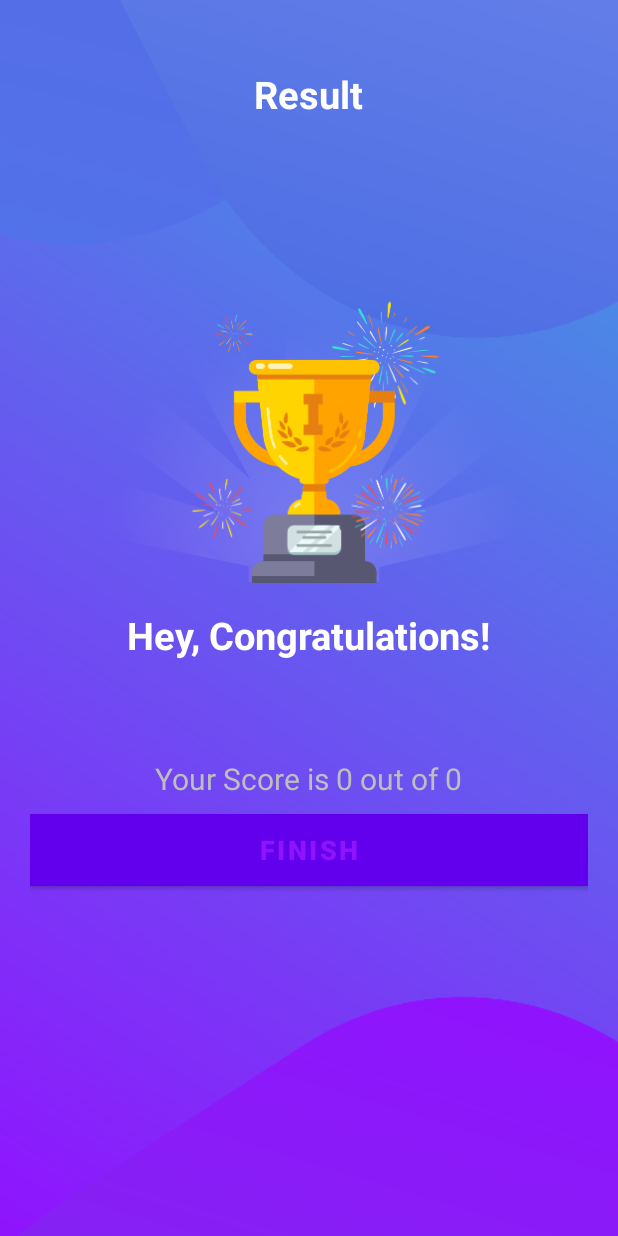
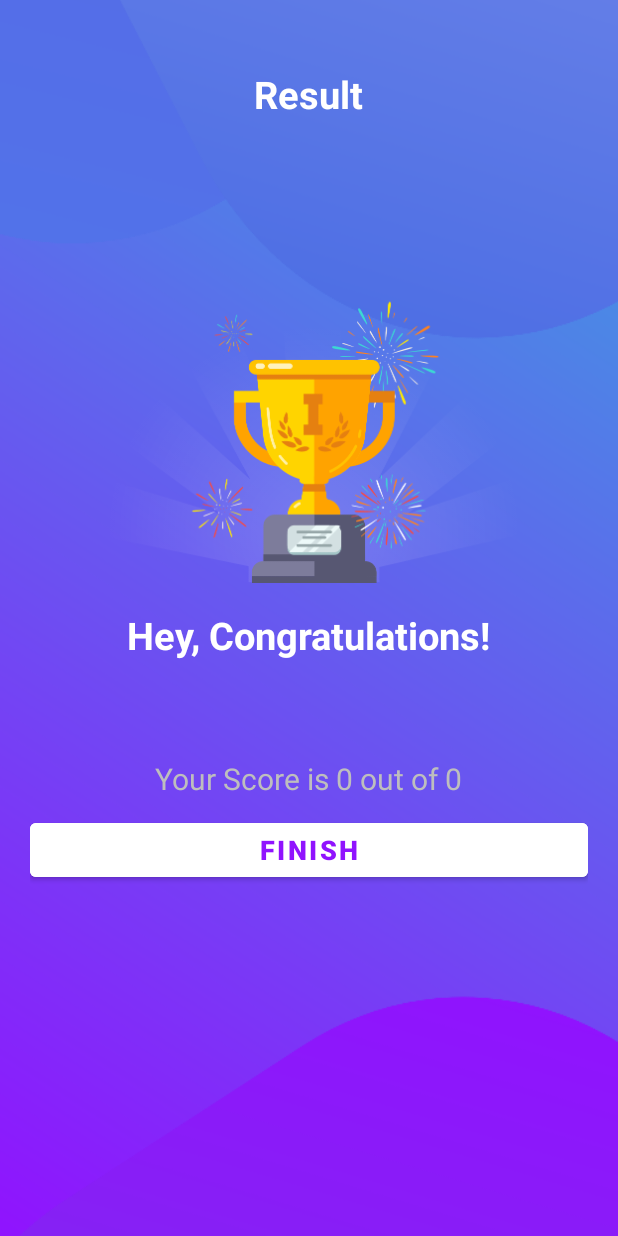
Before and after one commit to abubaker-cs/QuizApp, an Android app: the ResultActivity screen opened directly, with no data from a screen before it, on a phone screen of 412 x 824 dp. Run offline under Robolectric (Android 15) with nearby library versions, the phone set to English and light mode, and no system bars; our stand-ins replace data binding.

Commit message:
Project completed

```diff
--- a/app/src/main/java/org/abubaker/quizapp/MainActivity.kt
+++ b/app/src/main/java/org/abubaker/quizapp/MainActivity.kt
@@ -2,6 +2,7 @@ package org.abubaker.quizapp
 
 import android.content.Intent
 import android.os.Bundle
+import android.view.View
 import android.widget.Toast
 import androidx.appcompat.app.AppCompatActivity
 import androidx.databinding.DataBindingUtil
--- a/app/src/main/java/org/abubaker/quizapp/ResultActivity.kt
+++ b/app/src/main/java/org/abubaker/quizapp/ResultActivity.kt
@@ -21,9 +21,9 @@ class ResultActivity : AppCompatActivity() {
         /**
          * Catch Information
          */
-        val username = intent.getStringArrayExtra(Constants.USER_NAME)
-        println("Username: $username")
-        binding.tvName.text = username.toString()
+        val userName = intent.getStringExtra(Constants.USER_NAME)
+        println("Username: $userName")
+        binding.tvName.text = userName
 
         val totalQuestions = intent.getIntExtra(Constants.TOTAL_QUESTIONS, 0)
         val correctAnswer = intent.getIntExtra(Constants.CORRECT_ANSWERS, 0)
--- a/app/src/main/res/layout/activity_main.xml
+++ b/app/src/main/res/layout/activity_main.xml
@@ -7,8 +7,10 @@
         android:layout_width="match_parent"
         android:layout_height="match_parent"
         android:background="@drawable/ic_bg"
+        android:fitsSystemWindows="true"
         android:gravity="center"
-        android:orientation="vertical">
+        android:orientation="vertical"
+        tools:context=".MainActivity">
 
         <TextView
             android:id="@+id/tv_app_name"
--- a/app/src/main/res/layout/activity_result.xml
+++ b/app/src/main/res/layout/activity_result.xml
@@ -69,11 +69,12 @@
             android:layout_width="match_parent"
             android:layout_height="wrap_content"
             android:layout_marginTop="10dp"
-            android:background="@android:color/white"
+            android:backgroundTint="@android:color/white"
             android:text="@string/btn_finish"
             android:textColor="@color/colorPrimary"
             android:textSize="18sp"
             android:textStyle="bold" />
+
     </LinearLayout>
 
 </layout>
```
Also changed, not shown: app/src/main/AndroidManifest.xml (+10 -7 lines), 4 other files.
